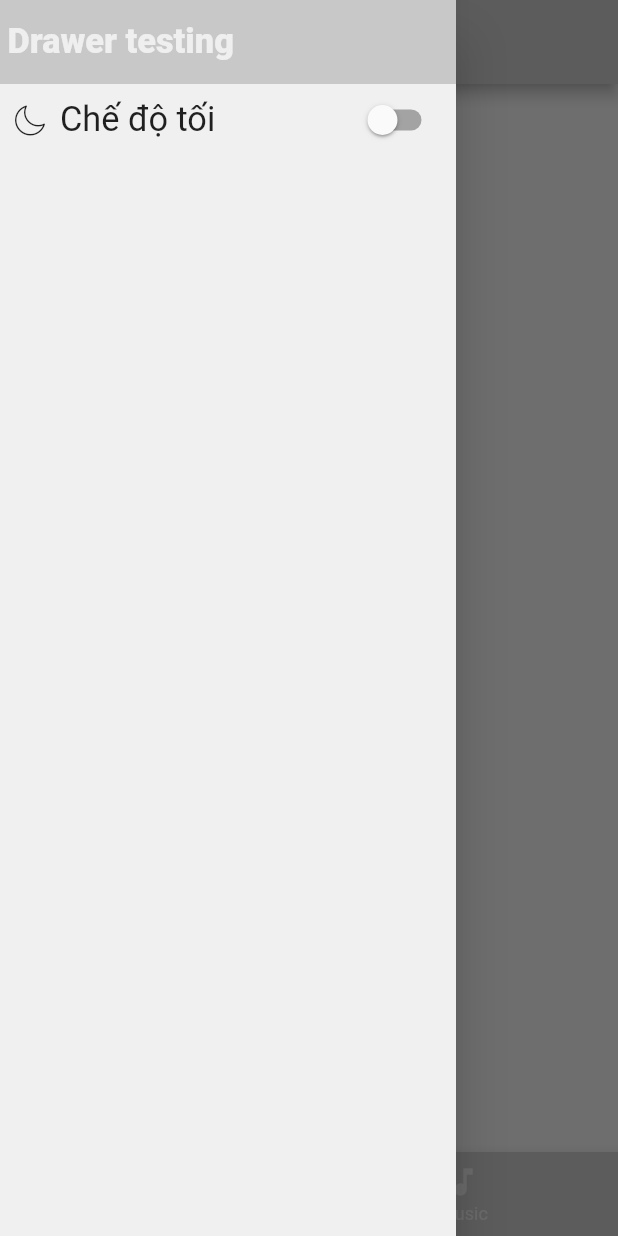
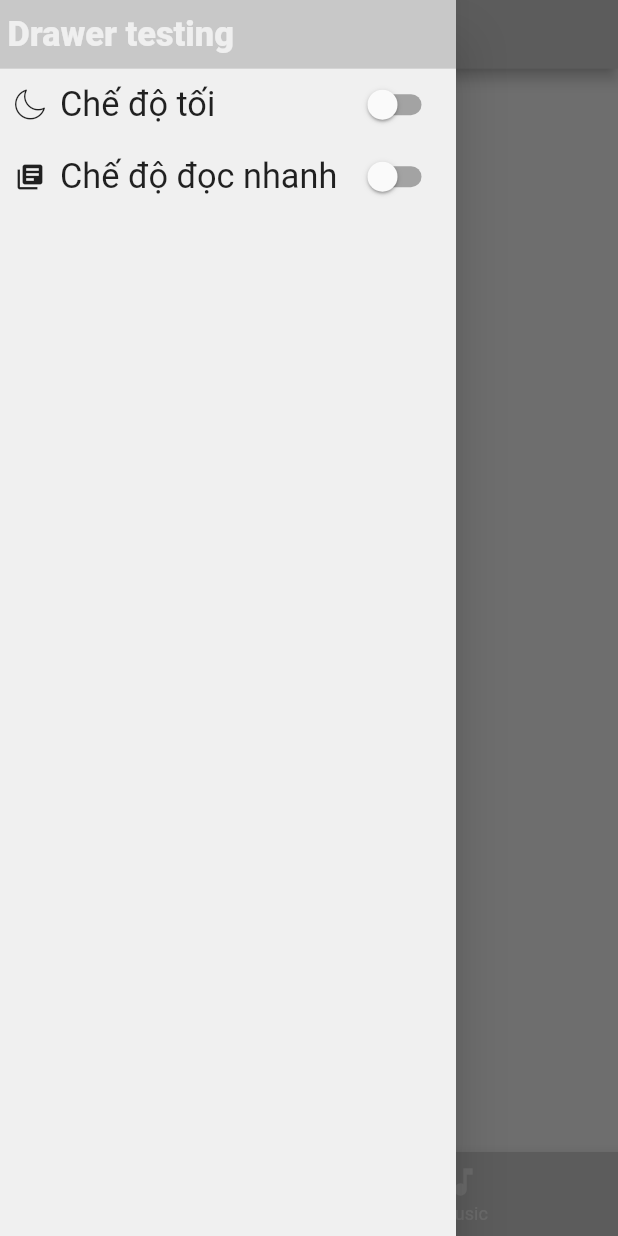
Before and after one commit to thangdtt/trends, a Flutter app: the screen it shows after launch, with the side drawer open, on a phone screen of 412 x 824 dp. Run offline on Flutter 3.47's test engine with Material 2 defaults, Android fonts, the phone set to English and light mode, and no system bars; drawn by our look-alikes of pull_to_refresh; our stand-ins replace bloc, equatable, flutter_bloc, rxdart, shared_preferences; network calls fail; Roboto replaces fonts that are missing (Hind, RobotoCondensed).

```diff
--- /dev/null
+++ b/lib/blocs/bloc/template_event.dart
@@ -0,0 +1,5 @@
+part of 'template_bloc.dart';
+
+abstract class TemplateEvent extends Equatable {
+  const TemplateEvent();
+}
--- a/lib/data/article_repository.dart
+++ b/lib/data/article_repository.dart
@@ -6,6 +6,8 @@ import 'package:http/http.dart' as http;
 import 'package:trends/data/models/article.dart';
 
 //String articleUrl = ('http://127.0.0.1:5000/article/');
+//int idDifference = 1;
+int idDifference = 10;
 String articleUrl = ('https://server294.herokuapp.com/article/');
 
 class ArticleRepository {
@@ -40,7 +42,7 @@ class ArticleRepository {
 
   Future<List<Article>> loadMoreArticles() async {
     String url = articleUrl +
-        (_articles.last.id - 10).toString(); //cleardb -10 to get next id
+        (_articles.last.id - idDifference).toString(); //cleardb -10 to get next id
 
     http.Response response;
 
--- a/lib/ui/screens/bottom_tab_screen.dart
+++ b/lib/ui/screens/bottom_tab_screen.dart
@@ -1,3 +1,4 @@
+import 'package:flutter/cupertino.dart';
 import 'package:flutter/material.dart';
 
 import 'package:trends/ui/screens/music_screen.dart';
@@ -55,21 +56,24 @@ class _BottomTabScreenState extends State<BottomTabScreen>
   @override
   Widget build(BuildContext context) {
     super.build(context);
+    final screenWidth = MediaQuery.of(context).size.width;
+    final screenHeight = MediaQuery.of(context).size.height;
     return SafeArea(
       child: Scaffold(
-        appBar: AppBar(
-          title: Text(
-            "Trends",
-            style: TextStyle(
-
+        appBar: PreferredSize(
+          preferredSize: Size.fromHeight(20 * screenHeight/360),
+          child: AppBar(
+            title: Text(
+              "Trends",
+              style: TextStyle(),
             ),
+            backgroundColor: Theme.of(context).bottomAppBarColor,
           ),
-          backgroundColor: Theme.of(context).bottomAppBarColor,
         ),
         drawer: MainDrawer(),
         body: PageView(
           controller: _pageController,
-          onPageChanged: (page){
+          onPageChanged: (page) {
             setState(() {
               _currentIndex = page;
             });
--- a/lib/ui/screens/splash_screen.dart
+++ b/lib/ui/screens/splash_screen.dart
@@ -1,7 +1,6 @@
 import 'package:flutter/material.dart';
 import 'package:flutter_bloc/flutter_bloc.dart';
 import 'package:trends/blocs/theme/theme_bloc.dart';
-import 'package:shared_preferences/shared_preferences.dart';
 
 class SplashScreen extends StatefulWidget {
   @override
--- a/lib/ui/widgets/main_drawer.dart
+++ b/lib/ui/widgets/main_drawer.dart
@@ -1,3 +1,6 @@
+import 'dart:io';
+
+import 'package:flutter/cupertino.dart';
 import 'package:flutter/material.dart';
 import 'package:flutter_bloc/flutter_bloc.dart';
 import 'package:shared_preferences/shared_preferences.dart';
@@ -12,10 +15,14 @@ class MainDrawer extends StatefulWidget {
 
 class _MainDrawerState extends State<MainDrawer> {
   bool isDarkMode;
+  bool isFastReadMode;
   @override
   void initState() {
     super.initState();
-    isDarkMode = (BlocProvider.of<ThemeBloc>(context).state as ThemeLoaded).isDarkMode;
+    isDarkMode =
+        (BlocProvider.of<ThemeBloc>(context).state as ThemeLoaded).isDarkMode;
+    isFastReadMode = (BlocProvider.of<ThemeBloc>(context).state as ThemeLoaded)
+        .isFastReadMode;
   }
 
   @override
@@ -26,7 +33,7 @@ class _MainDrawerState extends State<MainDrawer> {
       child: Container(
         child: Column(children: <Widget>[
           Container(
-            height: Scaffold.of(context).appBarMaxHeight,
+            height: 20 * screenHeight / 360,
             width: double.infinity,
             padding: const EdgeInsets.all(5),
             alignment: Alignment.centerLeft,
@@ -62,18 +69,34 @@ class _MainDrawerState extends State<MainDrawer> {
                     ),
                   ],
                 ),
-                Switch(
-                    value: isDarkMode,
-                    onChanged: (newValue) {
-                      {
-                        setState(() {
-                          isDarkMode = newValue;
-                          setIsDarkModePref(isDarkMode);
-                          BlocProvider.of<ThemeBloc>(context)
-                              .add(ThemeChanged(isDarkMode: newValue));
-                        });
-                      }
-                    }),
+                _buildToggleButton('isDarkMode'),
+              ],
+            ),
+          ),
+          Padding(
+            padding: const EdgeInsets.symmetric(horizontal: 10.0),
+            child: Row(
+              mainAxisAlignment: MainAxisAlignment.spaceBetween,
+              children: <Widget>[
+                Row(
+                  children: <Widget>[
+                    Padding(
+                      padding: const EdgeInsets.fromLTRB(0, 0, 10, 0),
+                      child: Icon(
+                        Icons.library_books,
+                        size: 20,
+                      ),
+                    ),
+                    Text(
+                      "Chế độ đọc nhanh",
+                      style: TextStyle(
+                        fontFamily: 'RobotoCondensed',
+                        fontSize: 10 * screenHeight / 360,
+                      ),
+                    ),
+                  ],
+                ),
+                _buildToggleButton('isFastReadingMode'),
               ],
             ),
           ),
@@ -108,4 +131,72 @@ class _MainDrawerState extends State<MainDrawer> {
     final SharedPreferences prefs = await SharedPreferences.getInstance();
     prefs.setBool('isDarkMode', value);
   }
+
+  setIsFastReadModePref(bool value) async {
+    final SharedPreferences prefs = await SharedPreferences.getInstance();
+    prefs.setBool('isFastReadMode', value);
+  }
+
+  Widget _buildToggleButton(String type) {
+    if (type == 'isDarkMode') {
+      return Platform.isAndroid
+          ? Switch(
+              value: isDarkMode,
+              onChanged: (newValue) {
+                {
+                  setState(() {
+                    isDarkMode = newValue;
+                    setIsDarkModePref(isDarkMode);
+                    BlocProvider.of<ThemeBloc>(context)
+                        .add(ThemeChanged(isDarkMode: newValue));
+                  });
+                }
+              })
+          : Transform.scale(
+              scale: 0.65,
+              child: CupertinoSwitch(
+                  value: isDarkMode,
+                  onChanged: (newValue) {
+                    {
+                      setState(() {
+                        isDarkMode = newValue;
+                        setIsDarkModePref(isDarkMode);
+                        BlocProvider.of<ThemeBloc>(context)
+                            .add(ThemeChanged(isDarkMode: newValue));
+                      });
+                    }
+                  }),
+            );
+    } else if (type == 'isFastReadingMode') {
+      return Platform.isAndroid
+          ? Switch(
+              value: isFastReadMode,
+              onChanged: (newValue) {
+                {
+                  setState(() {
+                    isFastReadMode = newValue;
+                    setIsFastReadModePref(isFastReadMode);
+                    BlocProvider.of<ThemeBloc>(context)
+                        .add(ThemeChanged(isFastReadMode: newValue));
+                  });
+                }
+              })
+          : Transform.scale(
+              scale: 0.65,
+              child: CupertinoSwitch(
+                  value: isFastReadMode,
+                  onChanged: (newValue) {
+                    {
+                      setState(() {
+                        isFastReadMode = newValue;
+                        setIsFastReadModePref(isFastReadMode);
+                        BlocProvider.of<ThemeBloc>(context)
+                            .add(ThemeChanged(isFastReadMode: newValue));
+                      });
+                    }
+                  }),
+            );
+    } else
+      return Container();
+  }
 }
--- a/lib/ui/widgets/news_widget.dart
+++ b/lib/ui/widgets/news_widget.dart
@@ -1,5 +1,7 @@
 import 'package:flutter/cupertino.dart';
 import 'package:flutter/material.dart';
+import 'package:flutter_bloc/flutter_bloc.dart';
+import 'package:trends/blocs/theme/theme_bloc.dart';
 
 import 'package:trends/data/models/article.dart';
 
@@ -17,6 +19,7 @@ class NewsWidget extends StatelessWidget {
   Widget build(BuildContext context) {
     final screenWidth = MediaQuery.of(context).size.width;
     final screenHeight = MediaQuery.of(context).size.height;
+    final ThemeBloc themeBloc = BlocProvider.of<ThemeBloc>(context);
     return GestureDetector(
       onTap: callback,
       child: Container(
@@ -35,6 +38,8 @@ class NewsWidget extends StatelessWidget {
               crossAxisAlignment: CrossAxisAlignment.start,
               mainAxisAlignment: MainAxisAlignment.start,
               children: <Widget>[
+                if (themeBloc.state is ThemeLoaded &&
+                    (themeBloc.state as ThemeLoaded).isFastReadMode == false)
                   Expanded(
                     flex: 11,
                     child: Hero(
```
Also changed, not shown: lib/blocs/bloc/template_bloc.dart (added, +21 -0 lines), lib/blocs/bloc/template_state.dart (added, +10 -0 lines), lib/blocs/theme/theme_bloc.dart (+18 -8 lines), lib/ui/widgets/article_content.dart (+42 -8 lines), lib/ui/widgets/article_cotent_bars.dart (added, +19 -0 lines). Lines whose indentation alone changed are shown as unchanged.
